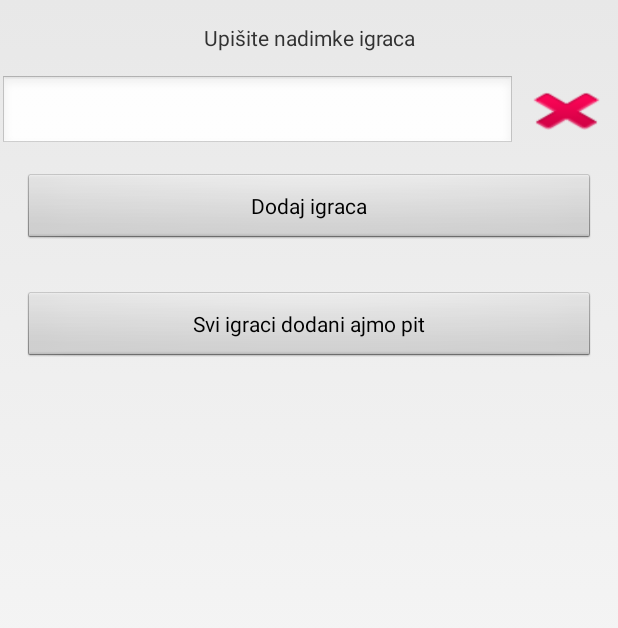
After one commit to markosopcic/PPIJUltraTeam, an Android app: the AddingPlayerActivity screen opened directly, with no data from a screen before it, on a phone screen of 412 x 824 dp. The commit adds this screen. Shown: the top 628 px of the screen. Run offline under Robolectric (Android 15) with nearby library versions, the phone set to English and light mode, and no system bars.

Commit message:
dodavanje igraca

```diff
--- a/app/build.gradle
+++ b/app/build.gradle
@@ -21,6 +21,7 @@ android {
 dependencies {
     implementation fileTree(dir: 'libs', include: ['*.jar'])
     implementation 'com.android.support:appcompat-v7:26.1.0'
+    implementation 'com.android.support.constraint:constraint-layout:1.1.0'
     testImplementation 'junit:junit:4.12'
     androidTestImplementation 'com.android.support.test:runner:1.0.1'
     androidTestImplementation 'com.android.support.test.espresso:espresso-core:3.0.1'
--- /dev/null
+++ b/app/src/main/java/hr/fer/drinkinggame/AddingPlayerActivity.java
@@ -0,0 +1,72 @@
+package hr.fer.drinkinggame;
+
+import android.app.Activity;
+import android.content.Context;
+import android.content.Intent;
+import android.support.v7.app.AppCompatActivity;
+import android.os.Bundle;
+import android.view.LayoutInflater;
+import android.view.View;
+import android.view.Window;
+import android.view.WindowManager;
+import android.widget.EditText;
+import android.widget.LinearLayout;
+import android.widget.Toast;
+
+import java.util.ArrayList;
+import java.util.List;
+
+public class AddingPlayerActivity extends Activity {
+
+    private LinearLayout parentLinearLayout;
+
+
+    private List<String> nadimci;
+
+    @Override
+    protected void onCreate(Bundle savedInstanceState) {
+        super.onCreate(savedInstanceState);
+        getWindow().setFlags(WindowManager.LayoutParams.FLAG_FULLSCREEN,WindowManager.LayoutParams.FLAG_FULLSCREEN);
+        this.requestWindowFeature(Window.FEATURE_NO_TITLE);
+        setContentView(R.layout.activity_adding_player);
+
+        parentLinearLayout = (LinearLayout) findViewById(R.id.parent_linear_layout);
+
+        nadimci = new ArrayList<String>();
+
+    }
+
+
+    @Override
+    public void onDestroy(){
+        super.onDestroy();
+    }
+
+    public void onAddField(View v) {
+        LayoutInflater inflater = (LayoutInflater) getSystemService(Context.LAYOUT_INFLATER_SERVICE);
+        final View rowView = inflater.inflate(R.layout.field, null);
+        parentLinearLayout.addView(rowView, parentLinearLayout.getChildCount() - 2);
+    }
+
+    public void onDelete(View v) {
+        parentLinearLayout.removeView((View) v.getParent());
+    }
+
+
+    public void onDone(View view) {
+        int size = parentLinearLayout.getChildCount()-3;
+        for(int i=0;i<size;++i){
+            LinearLayout v = (LinearLayout) parentLinearLayout.getChildAt(i+1);
+            EditText editTekstOdgovor = (EditText) v.getChildAt(0);
+            String tekstOdgovor = editTekstOdgovor.getText().toString();
+            String nadimak = tekstOdgovor;
+            nadimci.add(nadimak);
+        }
+
+        finish();
+        startActivity(new Intent(getApplicationContext(), GameActivity.class));
+    }
+
+
+
+}
--- a/app/src/main/java/hr/fer/drinkinggame/GamePanel.java
+++ b/app/src/main/java/hr/fer/drinkinggame/GamePanel.java
@@ -8,7 +8,7 @@ import android.view.MotionEvent;
 import android.view.SurfaceHolder;
 import android.view.SurfaceView;
 
-import hr.fer.drinkinggame.pantomime.Pantomime;
+import hr.fer.drinkinggame.bombGame.BombGame;
 
 
 public class GamePanel extends SurfaceView implements SurfaceHolder.Callback {
@@ -27,7 +27,8 @@ public class GamePanel extends SurfaceView implements SurfaceHolder.Callback {
 
         setFocusable(true);
         //currentGame=new HigherLowerGame(context,getResources().getDisplayMetrics());
-        currentGame=new Pantomime(getResources().getDisplayMetrics());
+        //currentGame=new Pantomime(getResources().getDisplayMetrics());
+        currentGame=new BombGame(context,getResources().getDisplayMetrics());
         Log.d("wat","wut");
     }
 
--- a/app/src/main/java/hr/fer/drinkinggame/MyCountDownTimer.java
+++ b/app/src/main/java/hr/fer/drinkinggame/bombGame/MyCountDownTimer.java
@@ -1,10 +1,12 @@
-package hr.fer.drinkinggame;
+package hr.fer.drinkinggame.bombGame;
 
 import android.content.res.AssetManager;
 import android.os.CountDownTimer;
 
 import java.util.ArrayList;
 import java.util.List;
+
+import hr.fer.drinkinggame.GameObject;
 
 /**
  * Created by Niko on 23.3.2018..
--- a/app/src/main/java/hr/fer/drinkinggame/menus/MainMenuActivity.java
+++ b/app/src/main/java/hr/fer/drinkinggame/menus/MainMenuActivity.java
@@ -7,6 +7,7 @@ import android.view.View;
 import android.widget.Button;
 import android.widget.ImageButton;
 
+import hr.fer.drinkinggame.AddingPlayerActivity;
 import hr.fer.drinkinggame.GameActivity;
 import hr.fer.drinkinggame.R;
 
@@ -22,7 +23,7 @@ public class MainMenuActivity extends Activity {
             @Override
             public void onClick(View view) {
                 Intent startGameIntent = new Intent(MainMenuActivity.this,
-                        GameActivity.class);
+                        AddingPlayerActivity.class);
                 startActivity(startGameIntent);
             }
         });
--- /dev/null
+++ b/app/src/main/res/layout/activity_adding_player.xml
@@ -0,0 +1,59 @@
+<?xml version="1.0" encoding="utf-8"?>
+<LinearLayout xmlns:android="http://schemas.android.com/apk/res/android"
+    android:id="@+id/parent_linear_layout"
+    xmlns:tools="http://schemas.android.com/tools"
+    android:layout_width="match_parent"
+    android:layout_height="match_parent"
+    tools:context=".AddingPlayerActivity"
+    android:orientation="vertical" >
+
+    <TextView
+
+        android:layout_width="match_parent"
+        android:layout_height="wrap_content"
+        android:layout_margin="15dp"
+        android:text="Upišite nadimke igraca"
+        android:gravity="center"
+
+        />
+
+    <LinearLayout xmlns:android="http://schemas.android.com/apk/res/android"
+        android:layout_width="match_parent"
+        android:layout_height="50dp"
+        android:orientation="horizontal" >
+        <EditText
+            android:id="@+id/number_edit_text"
+            android:layout_width="0dp"
+            android:layout_height="match_parent"
+            android:layout_weight="5"
+            android:inputType="text"
+            />
+
+        <Button
+            android:id="@+id/delete_button"
+            android:layout_width="0dp"
+            android:layout_height="40dp"
+            android:layout_weight="1"
+            android:background="@android:drawable/ic_delete"
+            android:onClick="onDelete"/>
+    </LinearLayout>
+    <Button
+        android:id="@+id/add_field_button"
+        android:layout_width="match_parent"
+        android:layout_height="wrap_content"
+        android:layout_margin="15dp"
+        android:onClick="onAddField"
+        android:text="Dodaj igraca"
+        />
+
+
+
+    <Button
+        android:id="@+id/buttonSaveAnketa"
+        android:layout_width="match_parent"
+        android:layout_height="wrap_content"
+        android:layout_margin="15dp"
+        android:text="Svi igraci dodani ajmo pit"
+        android:onClick="onDone"/>
+
+</LinearLayout>
--- a/build.gradle
+++ b/build.gradle
@@ -7,7 +7,7 @@ buildscript {
         jcenter()
     }
     dependencies {
-        classpath 'com.android.tools.build:gradle:3.0.1'
+        classpath 'com.android.tools.build:gradle:3.1.1'
 
 
         // NOTE: Do not place your application dependencies here; they belong
```
Also changed, not shown: app/src/main/AndroidManifest.xml (+6 -3 lines), app/src/main/java/hr/fer/drinkinggame/bombGame/Bomb.java (added, +31 -0 lines), app/src/main/java/hr/fer/drinkinggame/bombGame/BombGame.java (renamed from app/src/main/java/hr/fer/drinkinggame/BombGame.java, +23 -2 lines), app/src/main/java/hr/fer/drinkinggame/bombGame/Category.java (renamed from app/src/main/java/hr/fer/drinkinggame/Category.java, +5 -3 lines), app/src/main/res/layout/field.xml (added, +19 -0 lines), gradle/wrapper/gradle-wrapper.properties.
